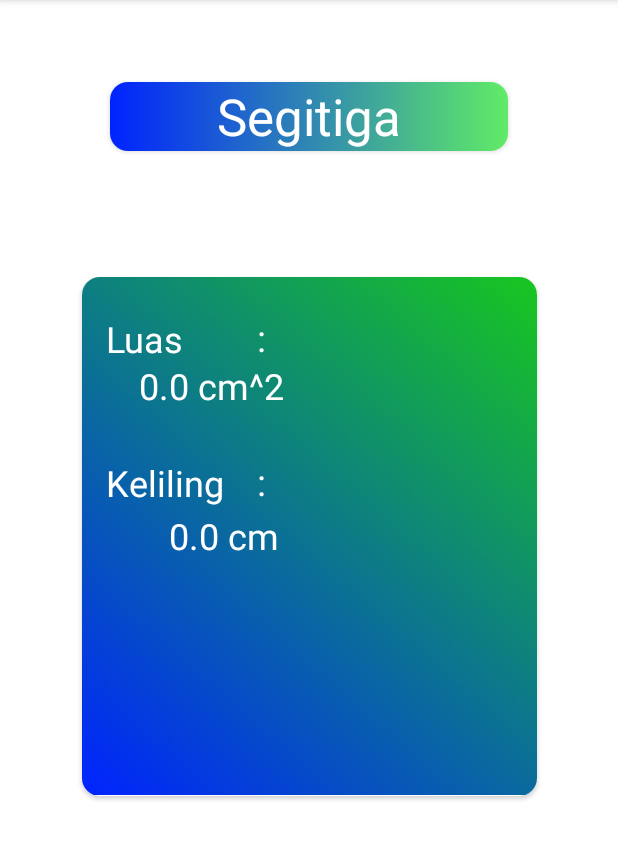
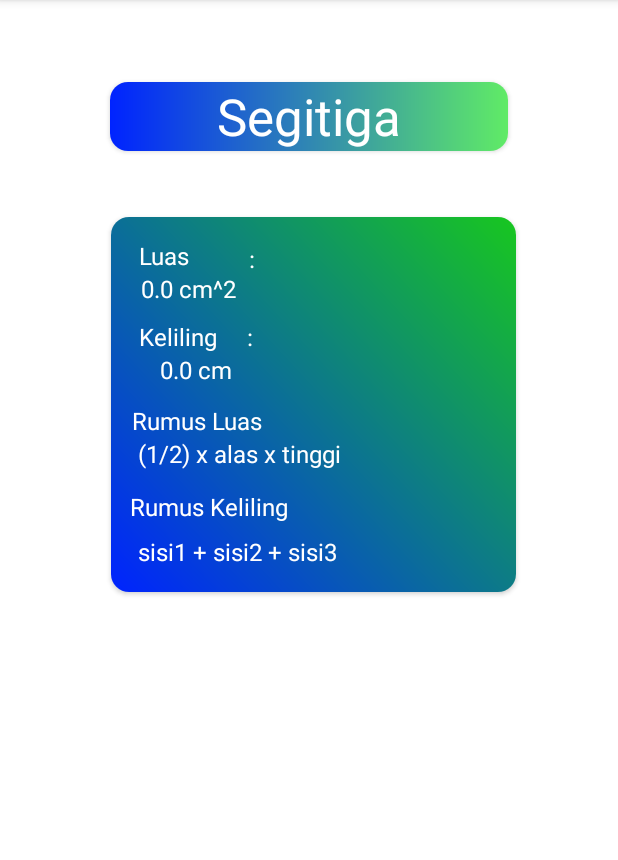
Before and after one commit to naufalHaidar12342/kalkulator-bidang-datar, an Android app: the screen it shows after launch (HasilHitung), after a tap on "SEGITIGA", on a phone screen of 412 x 824 dp, the part 84-944 px from its top. Run offline under Robolectric (Android 15) with nearby library versions, the phone set to English and light mode, and no system bars; 2 statements that could not run were skipped.

Commit message:
menambahkan tampilan rumus luas dan keliling, merapikan card isi (dibawah cardNamaBIdang)

```diff
--- a/app/src/main/java/com/example/kalkulatorbangundatar/HasilHitung.java
+++ b/app/src/main/java/com/example/kalkulatorbangundatar/HasilHitung.java
@@ -8,10 +8,14 @@ import android.widget.TextView;
 
 public class HasilHitung extends AppCompatActivity {
 
+    //
     TextView namaBidang2d;
     TextView setLuas, setKeliling;
+    TextView setRumusKeliling,setRumusLuas;
+    //
     String tampilkanNamaBidang;
     String tampilkanLuas, tampilkanKeliling;
+    String tampilkanRumusKeliling, tampilkanRumusLuas;
 
 
     @Override
@@ -22,16 +26,21 @@ public class HasilHitung extends AppCompatActivity {
         namaBidang2d =findViewById(R.id.teksBidang);
         setLuas=findViewById(R.id.textLuasAngka);
         setKeliling=findViewById(R.id.textKelilingAngka);
-
+        setRumusKeliling=findViewById(R.id.isiRumusKeliling);
+        setRumusLuas=findViewById(R.id.isiRumusLuas);
 
 
 
         Intent terimaKiriman=getIntent();
         tampilkanNamaBidang=terimaKiriman.getStringExtra("nama_bidang");
+        tampilkanRumusLuas=terimaKiriman.getStringExtra("rumus_luas");
+        tampilkanRumusKeliling=terimaKiriman.getStringExtra("rumus_keliling");
         tampilkanLuas=terimaKiriman.getStringExtra("hasil_luas");
         tampilkanKeliling=terimaKiriman.getStringExtra("hasil_keliling");
 
         namaBidang2d.setText(tampilkanNamaBidang);
+        setRumusLuas.setText(tampilkanRumusLuas);
+        setRumusKeliling.setText(tampilkanRumusKeliling);
         setLuas.setText(tampilkanLuas);
         setKeliling.setText(tampilkanKeliling);
     }
--- a/app/src/main/java/com/example/kalkulatorbangundatar/MainActivity.java
+++ b/app/src/main/java/com/example/kalkulatorbangundatar/MainActivity.java
@@ -56,8 +56,8 @@ public class MainActivity extends AppCompatActivity {
         /*Segitiga siku-siku*/
 
         //rumus
-        String rumusLuas =" Luas segitiga = (1/2) x alas x tinggi";
-        String rumusKeliling="Keliling segitiga = sisi1 + sisi2 + sisi3";
+        String rumusLuas ="(1/2) x alas x tinggi";
+        String rumusKeliling="sisi1 + sisi2 + sisi3";
 
         //mengambil angka dari EditText dan diubah ke tipe double/pecahan
         double hitungAlas= Double.parseDouble(String.valueOf(inputSisi1.getText()));
@@ -86,6 +86,8 @@ public class MainActivity extends AppCompatActivity {
         //
         Intent intent=new Intent(MainActivity.this,HasilHitung.class);
         intent.putExtra("nama_bidang","Segitiga");
+        intent.putExtra("rumus_luas",rumusLuas);
+        intent.putExtra("rumus_keliling",rumusKeliling);
         intent.putExtra("hasil_luas", luas +" cm^2");
         intent.putExtra("hasil_keliling", keliling +" cm");
         startActivity(intent);
@@ -99,8 +101,8 @@ public class MainActivity extends AppCompatActivity {
 
     public void persegi(){
         //rumus
-        String rumusLuas =" Luas persegi = sisi x sisi";
-        String rumusKeliling="Keliling persegi = 2 x (panjang + lebar)";
+        String rumusLuas =" sisi x sisi";
+        String rumusKeliling="sisi x 4";
 
         //mengambil angka dari EditText dan diubah ke tipe double/pecahan
         double hitungSisi= Double.parseDouble(String.valueOf(inputSisi1.getText()));
@@ -116,6 +118,8 @@ public class MainActivity extends AppCompatActivity {
         //
         Intent intent=new Intent(MainActivity.this,HasilHitung.class);
         intent.putExtra("nama_bidang","Persegi");
+        intent.putExtra("rumus_luas",rumusLuas);
+        intent.putExtra("rumus_keliling",rumusKeliling);
         intent.putExtra("hasil_luas", luas +" cm^2");
         intent.putExtra("hasil_keliling", keliling +" cm");
         startActivity(intent);
@@ -127,8 +131,8 @@ public class MainActivity extends AppCompatActivity {
 
     public void lingkaran(){
         //rumus
-        String rumusLuas =" Luas lingkaran = pi x jari-jari x jari-jari";
-        String rumusKeliling="Keliling persegi = 2 x pi x jari-jari";
+        String rumusLuas ="pi (3,14) x jari-jari x jari-jari";
+        String rumusKeliling="2 x pi x jari-jari";
 
         //mengambil angka dari EditText dan diubah ke tipe double/pecahan
         double hitungJariJari= Double.parseDouble(String.valueOf(inputSisi1.getText()));
@@ -144,6 +148,8 @@ public class MainActivity extends AppCompatActivity {
         //
         Intent intent=new Intent(MainActivity.this,HasilHitung.class);
         intent.putExtra("nama_bidang","Lingkaran");
+        intent.putExtra("rumus_luas",rumusLuas);
+        intent.putExtra("rumus_keliling",rumusKeliling);
         intent.putExtra("hasil_luas", luas +" cm^2");
         intent.putExtra("hasil_keliling", keliling +" cm");
         startActivity(intent);
--- a/app/src/main/res/layout/activity_hasil_hitung.xml
+++ b/app/src/main/res/layout/activity_hasil_hitung.xml
@@ -32,81 +32,83 @@
 
     <androidx.cardview.widget.CardView
         android:id="@+id/cardHasil"
-        android:layout_width="303dp"
-        android:layout_height="346dp"
+        android:layout_width="wrap_content"
+        android:layout_height="250dp"
+        android:layout_marginTop="20dp"
         android:background="@drawable/gradient"
         app:cardCornerRadius="12dp"
         app:layout_constraintBottom_toBottomOf="parent"
         app:layout_constraintEnd_toEndOf="parent"
+        app:layout_constraintHorizontal_bias="0.521"
         app:layout_constraintStart_toStartOf="parent"
         app:layout_constraintTop_toTopOf="parent"
-        app:layout_constraintVertical_bias="0.438">
+        app:layout_constraintVertical_bias="0.251">
 
         <androidx.constraintlayout.widget.ConstraintLayout
-            android:layout_width="303dp"
-            android:layout_height="345dp"
+            android:layout_width="270dp"
+            android:layout_height="match_parent"
             android:background="@drawable/gradient">
 
             <TextView
                 android:id="@+id/textLuasAngka"
                 android:layout_width="wrap_content"
-                android:layout_height="33dp"
+                android:layout_height="wrap_content"
                 android:gravity="center_vertical"
                 android:text="TextView"
                 android:textColor="@color/white"
-                android:textSize="24sp"
+                android:textSize="16sp"
                 app:layout_constraintBottom_toBottomOf="parent"
                 app:layout_constraintEnd_toEndOf="parent"
-                app:layout_constraintHorizontal_bias="0.183"
+                app:layout_constraintHorizontal_bias="0.096"
                 app:layout_constraintStart_toStartOf="parent"
                 app:layout_constraintTop_toTopOf="parent"
-                app:layout_constraintVertical_bias="0.179" />
+                app:layout_constraintVertical_bias="0.162" />
 
             <TextView
                 android:id="@+id/textKelilingAngka"
                 android:layout_width="wrap_content"
-                android:layout_height="34dp"
+                android:layout_height="wrap_content"
                 android:gravity="center_vertical"
                 android:text="TextView"
                 android:textColor="@color/white"
-                android:textSize="24sp"
+                android:textSize="16sp"
                 app:layout_constraintBottom_toBottomOf="parent"
                 app:layout_constraintEnd_toEndOf="parent"
-                app:layout_constraintHorizontal_bias="0.251"
+                app:layout_constraintHorizontal_bias="0.146"
                 app:layout_constraintStart_toStartOf="parent"
                 app:layout_constraintTop_toTopOf="parent"
-                app:layout_constraintVertical_bias="0.498" />
+                app:layout_constraintVertical_bias="0.399" />
 
             <TextView
                 android:id="@+id/Luas"
-                android:layout_width="58dp"
-                android:layout_height="32dp"
+                android:layout_width="wrap_content"
+                android:layout_height="wrap_content"
                 android:layout_gravity="center"
                 android:gravity="center_vertical"
                 android:text="Luas "
                 android:textColor="@color/white"
-                android:textSize="24sp"
+                android:textSize="16sp"
                 app:layout_constraintBottom_toBottomOf="parent"
                 app:layout_constraintEnd_toEndOf="parent"
-                app:layout_constraintHorizontal_bias="0.066"
+                app:layout_constraintHorizontal_bias="0.081"
                 app:layout_constraintStart_toStartOf="parent"
                 app:layout_constraintTop_toTopOf="parent"
-                app:layout_constraintVertical_bias="0.078" />
+                app:layout_constraintVertical_bias="0.065" />
 
             <TextView
                 android:id="@+id/Keliling"
-                android:layout_width="79dp"
-                android:layout_height="33dp"
+                android:layout_width="wrap_content"
+                android:layout_height="wrap_content"
                 android:gravity="center_vertical"
                 android:text="Keliling "
                 android:textColor="@color/white"
-                android:textSize="24sp"
+                android:textSize="16sp"
                 app:layout_constraintBottom_toBottomOf="parent"
                 app:layout_constraintEnd_toEndOf="parent"
-                app:layout_constraintHorizontal_bias="0.071"
+                app:layout_constraintHorizontal_bias="0.088"
                 app:layout_constraintStart_toStartOf="parent"
                 app:layout_constraintTop_toTopOf="parent"
-                app:layout_constraintVertical_bias="0.387" />
+                app:layout_constraintVertical_bias="0.302" />
 
             <TextView
                 android:id="@+id/semicolon1"
@@ -114,26 +116,83 @@
                 android:layout_height="wrap_content"
                 android:text=":"
                 android:textColor="@color/white"
-                android:textSize="24sp"
+                android:textSize="16sp"
                 app:layout_constraintBottom_toBottomOf="parent"
                 app:layout_constraintEnd_toEndOf="parent"
-                app:layout_constraintHorizontal_bias="0.393"
+                app:layout_constraintHorizontal_bias="0.345"
                 app:layout_constraintStart_toStartOf="parent"
                 app:layout_constraintTop_toTopOf="parent"
-                app:layout_constraintVertical_bias="0.076" />
+                app:layout_constraintVertical_bias="0.074" />
 
             <TextView
                 android:id="@+id/semicolon2"
                 android:layout_width="wrap_content"
                 android:layout_height="wrap_content"
-                android:layout_marginTop="120dp"
                 android:text=":"
                 android:textColor="@color/white"
-                android:textSize="24sp"
+                android:textSize="16sp"
+                app:layout_constraintBottom_toBottomOf="parent"
                 app:layout_constraintEnd_toEndOf="parent"
-                app:layout_constraintHorizontal_bias="0.393"
+                app:layout_constraintHorizontal_bias="0.342"
                 app:layout_constraintStart_toStartOf="parent"
-                app:layout_constraintTop_toTopOf="parent" />
+                app:layout_constraintTop_toTopOf="parent"
+                app:layout_constraintVertical_bias="0.302" />
+
+            <TextView
+                android:id="@+id/labelRumusLuas"
+                android:layout_width="wrap_content"
+                android:layout_height="wrap_content"
+                android:text="Rumus Luas"
+                android:textColor="@color/white"
+                android:textSize="16sp"
+                app:layout_constraintBottom_toBottomOf="parent"
+                app:layout_constraintEnd_toEndOf="parent"
+                app:layout_constraintHorizontal_bias="0.075"
+                app:layout_constraintStart_toStartOf="parent"
+                app:layout_constraintTop_toTopOf="parent"
+                app:layout_constraintVertical_bias="0.547" />
+
+            <TextView
+                android:id="@+id/isiRumusLuas"
+                android:layout_width="wrap_content"
+                android:layout_height="24dp"
+                android:text="TextView"
+                android:textColor="@color/white"
+                android:textSize="16sp"
+                app:layout_constraintBottom_toBottomOf="parent"
+                app:layout_constraintEnd_toEndOf="parent"
+                app:layout_constraintHorizontal_bias="0.136"
+                app:layout_constraintStart_toStartOf="parent"
+                app:layout_constraintTop_toTopOf="parent"
+                app:layout_constraintVertical_bias="0.65" />
+
+            <TextView
+                android:id="@+id/labelRumusKeliling"
+                android:layout_width="149dp"
+                android:layout_height="30dp"
+                android:text="Rumus Keliling"
+                android:textColor="@color/white"
+                android:textSize="16sp"
+                app:layout_constraintBottom_toBottomOf="parent"
+                app:layout_constraintEnd_toEndOf="parent"
+                app:layout_constraintHorizontal_bias="0.107"
+                app:layout_constraintStart_toStartOf="parent"
+                app:layout_constraintTop_toTopOf="parent"
+                app:layout_constraintVertical_bias="0.827" />
+
+            <TextView
+                android:id="@+id/isiRumusKeliling"
+                android:layout_width="wrap_content"
+                android:layout_height="wrap_content"
+                android:text="TextView"
+                android:textColor="@color/white"
+                android:textSize="16sp"
+                app:layout_constraintBottom_toBottomOf="parent"
+                app:layout_constraintEnd_toEndOf="parent"
+                app:layout_constraintHorizontal_bias="0.131"
+                app:layout_constraintStart_toStartOf="parent"
+                app:layout_constraintTop_toTopOf="parent"
+                app:layout_constraintVertical_bias="0.929" />
 
         </androidx.constraintlayout.widget.ConstraintLayout>
 
```
